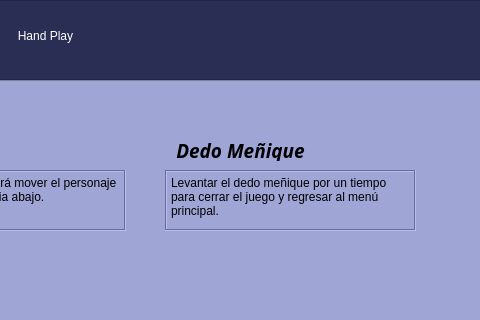
The window that GUI/IPacman.ui (Rainherz/Hand-Play) describes before a commit, drawn with Qt 5; both pictures show x 405 to 885 and y 0 to 320 of the 885 by 736 pixel window.
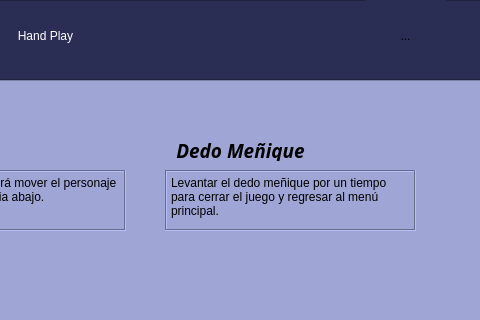
The same window after the commit. Icons and pictures are not drawn.

Patch:
```diff
--- a/GUI/IPacman.ui
+++ b/GUI/IPacman.ui
@@ -94,6 +94,44 @@
       <bool>true</bool>
      </property>
     </widget>
+    <widget class="QToolButton" name="returned">
+     <property name="enabled">
+      <bool>true</bool>
+     </property>
+     <property name="geometry">
+      <rect>
+       <x>770</x>
+       <y>0</y>
+       <width>81</width>
+       <height>71</height>
+      </rect>
+     </property>
+     <property name="font">
+      <font>
+       <stylestrategy>PreferDefault</stylestrategy>
+       <kerning>true</kerning>
+      </font>
+     </property>
+     <property name="layoutDirection">
+      <enum>Qt::LeftToRight</enum>
+     </property>
+     <property name="text">
+      <string>...</string>
+     </property>
+     <property name="icon">
+      <iconset>
+       <normaloff>../img/flecha.png</normaloff>../img/flecha.png</iconset>
+     </property>
+     <property name="iconSize">
+      <size>
+       <width>160</width>
+       <height>160</height>
+      </size>
+     </property>
+     <property name="autoRaise">
+      <bool>true</bool>
+     </property>
+    </widget>
    </widget>
    <widget class="QFrame" name="Videojuegos">
     <property name="geometry">
```
